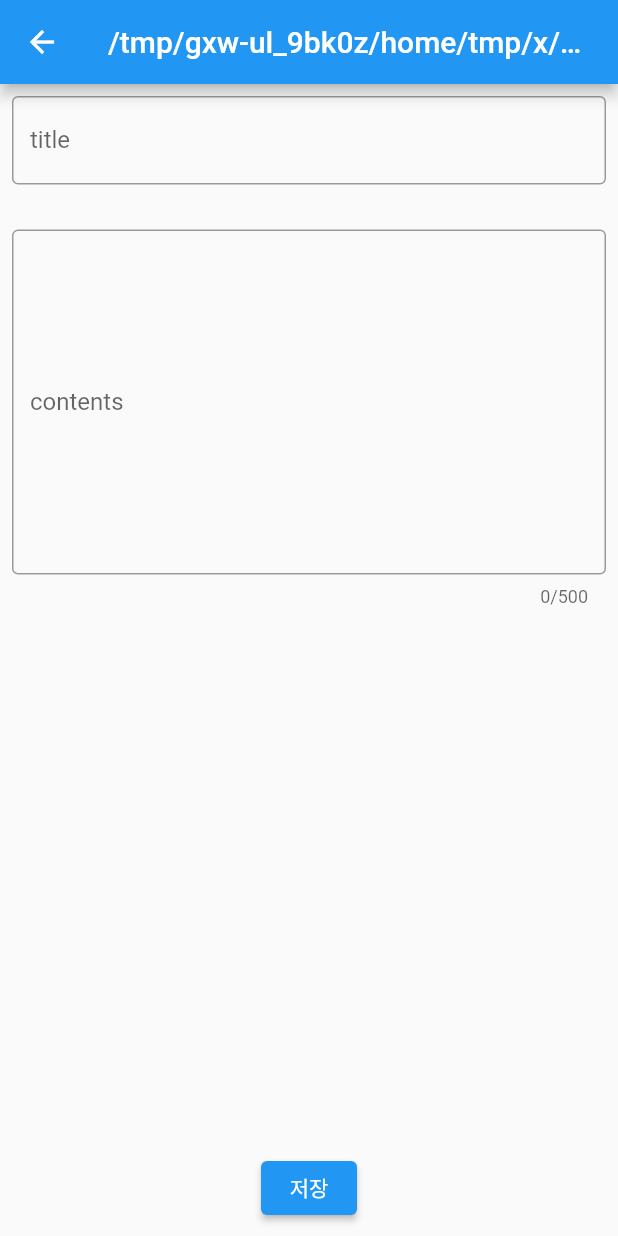
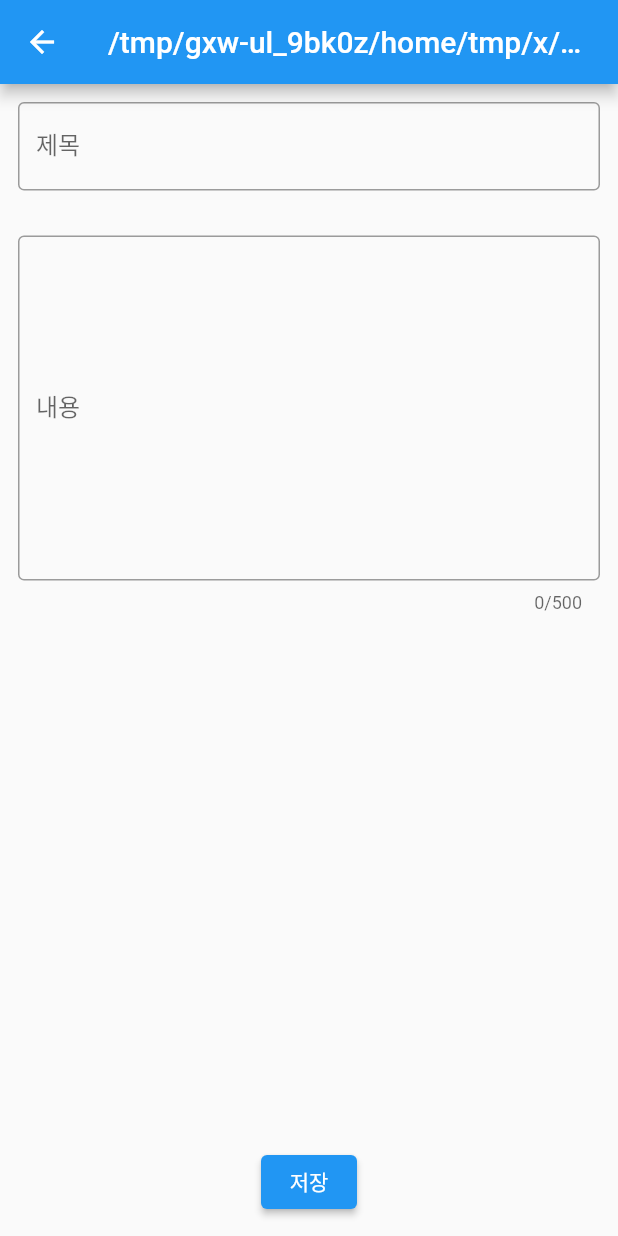
Before and after one commit to kangjungmook/flutter-diary-viewer, a Flutter app: the screen it shows after launch, after a tap on the "apple" icon, on a phone screen of 412 x 824 dp. Run offline on Flutter 3.47's test engine with Material 2 defaults, Android fonts, the phone set to English and light mode, and no system bars.

Commit message:
Update add_page.dart

```diff
--- a/lib/add_page.dart
+++ b/lib/add_page.dart
@@ -12,15 +12,17 @@ class AddPage extends StatefulWidget {
 }
 
 class _AddPageState extends State<AddPage> {
-  String filePath = ' ';
-
-  List<TextEditingController> contollers = [
+  // var controller1 = TextEditingController();
+  // var controller2 = TextEditingController();
+  String filePath = '';
+  List<TextEditingController> controllers = [
     TextEditingController(),
     TextEditingController(),
   ];
 
   @override
   void initState() {
+    // TODO: implement initState
     super.initState();
     filePath = widget.filePath;
   }
@@ -28,18 +30,21 @@ class _AddPageState extends State<AddPage> {
   Future<bool> fileSave() async {
     try {
       File file = File(filePath);
-      List<dynamic> dataList = [];
+      List<dynamic> dataList = []; // 기존의 파일데이터를 읽어와서 저장할 목적
       var data = {
-        'title': contollers[0].text,
-        'contents': contollers[1].text,
+        'title': controllers[0].text,
+        'contents': controllers[1].text,
       };
+
+      // 기존에 파일이 있는 경우
       if (file.existsSync()) {
         var fileContents = await file.readAsString();
         dataList = jsonDecode(fileContents) as List<dynamic>;
       }
+      // 내가 방금 쓴 글을 추가해야함
       dataList.add(data);
-      var jsonData = jsonEncode(dataList);
-      await file.writeAsString(jsonData, mode: FileMode.append);
+      var jsondata = jsonEncode(dataList); // 변수 map을 다시 json으로 변환
+      var res = await file.writeAsString(jsondata);
       return true;
     } catch (e) {
       print(e);
@@ -56,13 +61,14 @@ class _AddPageState extends State<AddPage> {
       ),
       body: Form(
         child: Padding(
-          padding: const EdgeInsets.all(8.0),
+          padding: const EdgeInsets.all(12.0),
           child: Column(
             children: [
               TextFormField(
+                controller: controllers[0],
                 decoration: const InputDecoration(
                   border: OutlineInputBorder(),
-                  label: Text('title'),
+                  label: Text('제목'),
                 ),
               ),
               const SizedBox(
@@ -70,26 +76,26 @@ class _AddPageState extends State<AddPage> {
               ),
               Expanded(
                 child: TextFormField(
-                  controller: contollers[0],
+                  controller: controllers[1],
                   maxLength: 500,
                   maxLines: 10,
                   decoration: const InputDecoration(
                     border: OutlineInputBorder(),
-                    label: Text('contents'),
+                    label: Text('내용'),
                   ),
                 ),
               ),
               ElevatedButton(
                 onPressed: () async {
-                  var result = await fileSave();
+                  var result = await fileSave(); // 저장이 잘 되었다면 T, 안되었다면 F
                   if (result == true) {
-                    Navigator.pop(context, 'OK');
+                    Navigator.pop(context, 'ok');
                   } else {
-                    print('error');
+                    print('저장실패입니다.');
                   }
                 },
                 child: const Text('저장'),
-              ),
+              )
             ],
           ),
         ),
```
